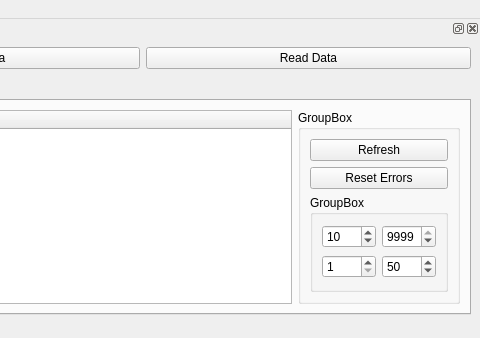
This is DataGUI/data_plot.ui in eroots/pyMT as Qt 5 draws it before an edit; both pictures show x 858 to 1338 and y 0 to 338 of the 1338 by 847 pixel window. The edited form follows.
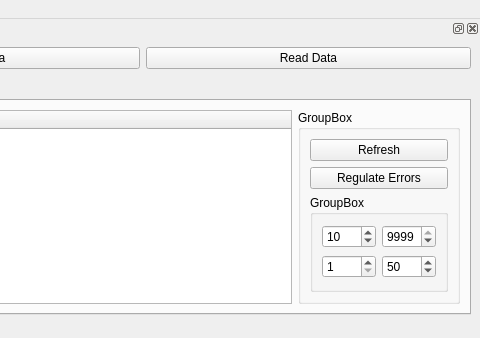
This is the edited form. The open tabs and pages were chosen to show the change.

```diff
--- a/DataGUI/data_plot.ui
+++ b/DataGUI/data_plot.ui
@@ -612,7 +612,7 @@
             <item>
              <widget class="QPushButton" name="pushButton">
               <property name="text">
-               <string>Reset Errors</string>
+               <string>Regulate Errors</string>
               </property>
              </widget>
             </item>
```
Left out of the diff: 4 changed lines with no effect on the pictures.
